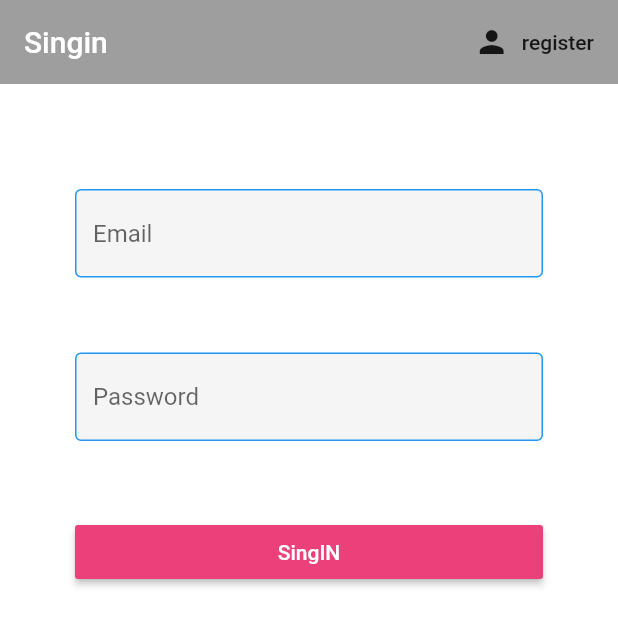
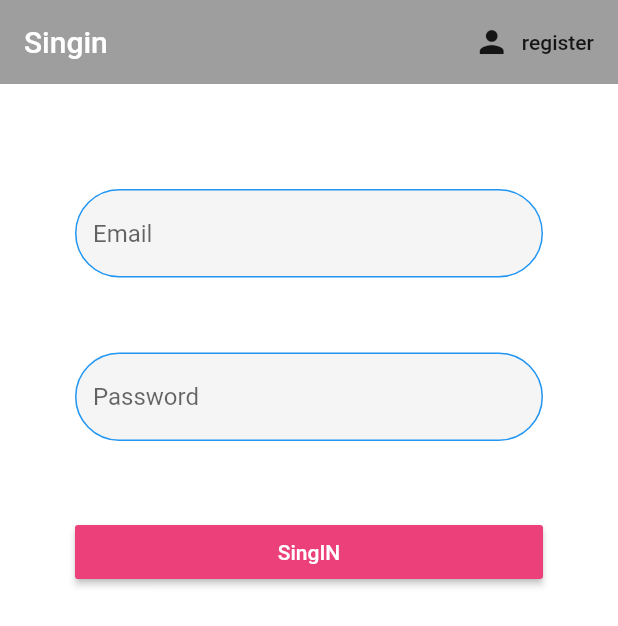
Before and after one commit to GOODBAES1/flutter_appruslantest, a Flutter app: the screen it shows after launch, on a phone screen of 412 x 824 dp. Shown: the top 626 px of the screen. Run offline on Flutter 3.47's test engine with Material 2 defaults, Android fonts, the phone set to English and light mode, and no system bars; our stand-ins replace cloud_firestore, firebase_auth, flutter_spinkit; accounts and stored records are empty.

Commit message:
BORDER RADIUS AT REG FORM

```diff
--- a/lib/constants.dart
+++ b/lib/constants.dart
@@ -3,9 +3,12 @@ const textImputDecorations = InputDecoration(
 
       filled: true,
       enabledBorder: OutlineInputBorder(
+
+          borderRadius: BorderRadius.all(Radius.circular(30)),
           borderSide: BorderSide(color: Colors.blue)
       ),
       focusedBorder: OutlineInputBorder(
+
           borderSide: BorderSide(color: Colors.deepOrangeAccent),
       )
 );
```
